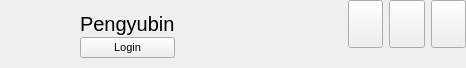
Old version of the form AICenter_PC_UI/AICenter_PC/TitleBar.ui in the repository Starman1114/QtExample.
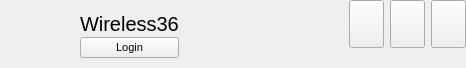
New version of the form.

What changed in the file:
```diff
--- a/AICenter_PC_UI/AICenter_PC/TitleBar.ui
+++ b/AICenter_PC_UI/AICenter_PC/TitleBar.ui
@@ -81,7 +81,7 @@
         </font>
        </property>
        <property name="text">
-        <string>Pengyubin</string>
+        <string>Wireless36</string>
        </property>
       </widget>
      </item>
```
